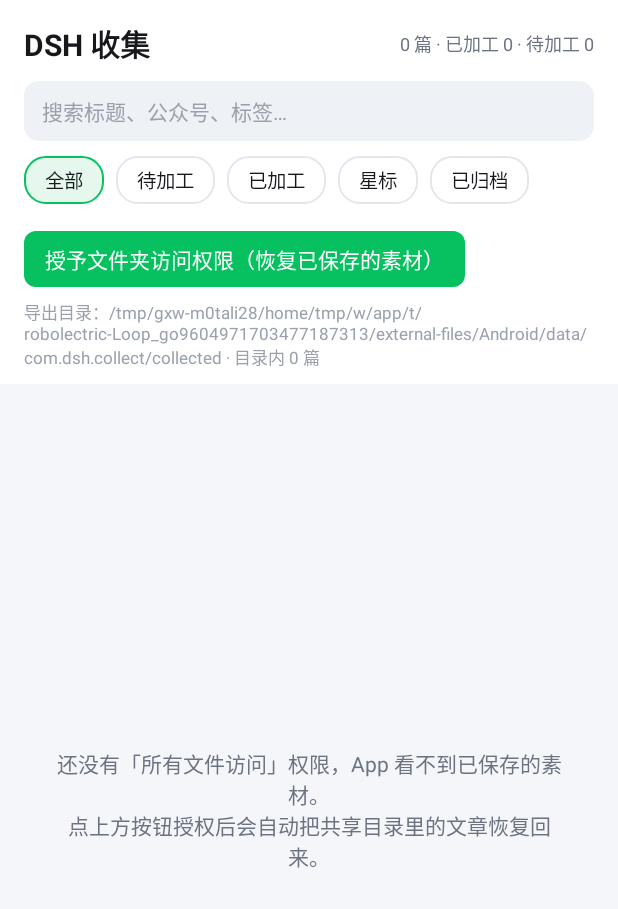
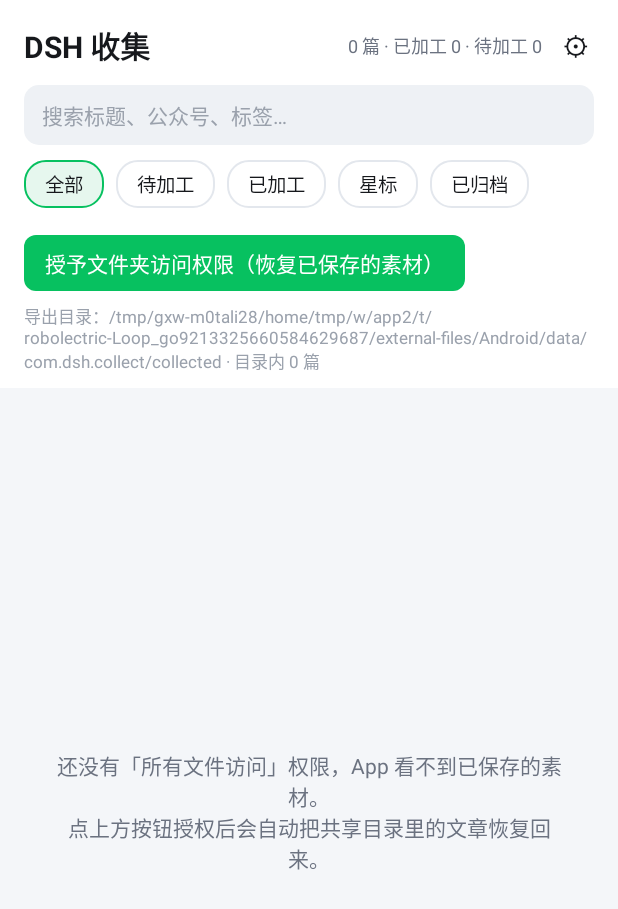
Before and after one commit to Seaborn101/dsh-collect, an Android app: the screen it shows after launch (MainActivity), on a phone screen of 412 x 824 dp. Shown: the top 909 px of the screen. Run offline under Robolectric (Android 15) with nearby library versions, the phone set to English and light mode, and no system bars; pictures from the network do not load; 1 statement that could not run was skipped.

Commit message:
feat v0.0.7: app/src/main/res/layout/activity_main.xml

```diff
--- a/app/src/main/res/layout/activity_main.xml
+++ b/app/src/main/res/layout/activity_main.xml
@@ -33,10 +33,22 @@
 
             <TextView
                 android:id="@+id/stats"
+                android:layout_width="0dp"
+                android:layout_height="wrap_content"
+                android:layout_weight="1"
+                android:gravity="right"
+                android:textColor="@color/text_secondary"
+                android:textSize="12sp" />
+
+            <TextView
+                android:id="@+id/btn_settings"
                 android:layout_width="wrap_content"
                 android:layout_height="wrap_content"
-                android:textColor="@color/text_secondary"
-                android:textSize="12sp" />
+                android:layout_marginLeft="10dp"
+                android:padding="4dp"
+                android:text="⚙"
+                android:textColor="@color/text_primary"
+                android:textSize="18sp" />
         </LinearLayout>
 
         <EditText
```
